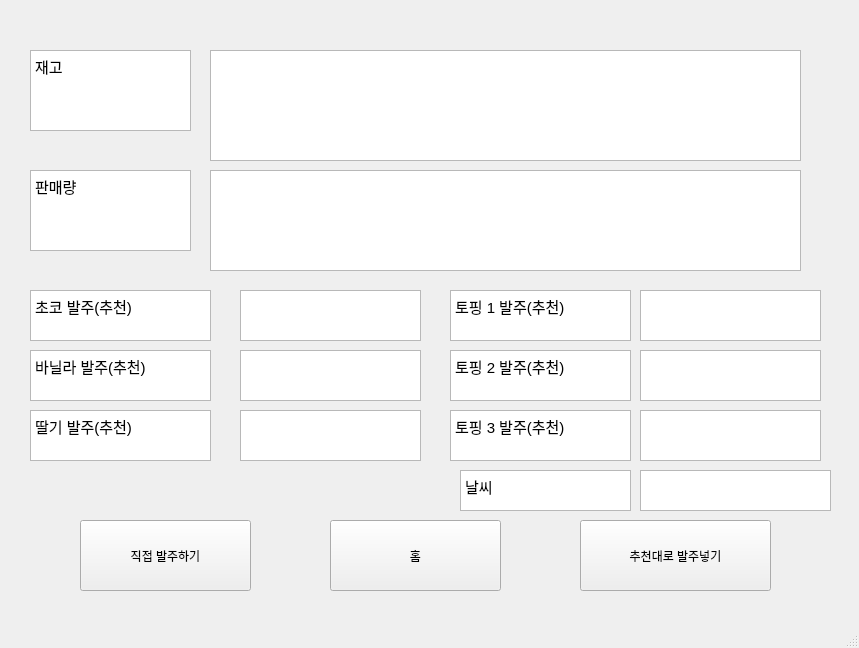
Above: ui/manager.ui from pJunghan/RobotArm before the change. Below: the same form after it.
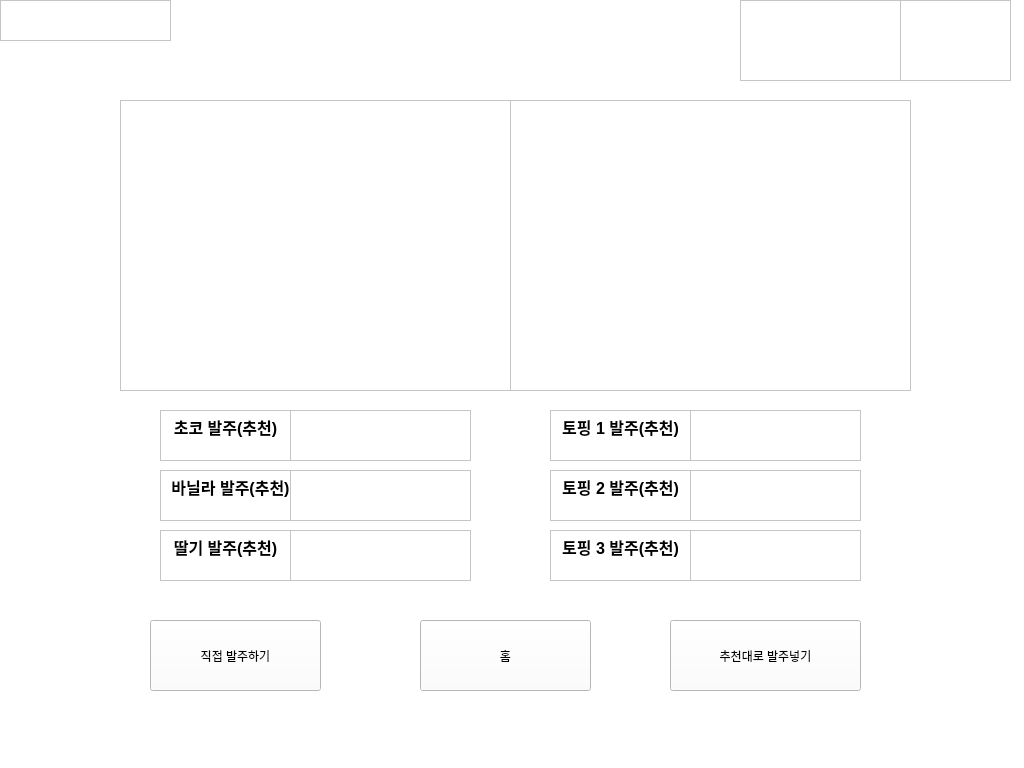
That is the form after the change.

Commit message: Updagted Manager UI

Patch:
```diff
--- a/ui/manager.ui
+++ b/ui/manager.ui
@@ -6,21 +6,24 @@
    <rect>
     <x>0</x>
     <y>0</y>
-    <width>859</width>
-    <height>648</height>
+    <width>1024</width>
+    <height>768</height>
    </rect>
   </property>
   <property name="windowTitle">
    <string>MainWindow</string>
   </property>
+  <property name="styleSheet">
+   <string notr="true">background-color: rgb(255, 255, 255);</string>
+  </property>
   <widget class="QWidget" name="centralwidget">
    <widget class="QTextBrowser" name="textBrowser_4">
     <property name="geometry">
      <rect>
-      <x>30</x>
-      <y>50</y>
+      <x>120</x>
+      <y>120</y>
       <width>161</width>
-      <height>81</height>
+      <height>111</height>
      </rect>
     </property>
     <property name="html">
@@ -35,10 +38,10 @@
    <widget class="QTextBrowser" name="textBrowser_5">
     <property name="geometry">
      <rect>
-      <x>30</x>
-      <y>170</y>
+      <x>120</x>
+      <y>240</y>
       <width>161</width>
-      <height>81</height>
+      <height>101</height>
      </rect>
     </property>
     <property name="html">
@@ -52,8 +55,8 @@
    <widget class="QPushButton" name="pushButton">
     <property name="geometry">
      <rect>
-      <x>580</x>
-      <y>520</y>
+      <x>670</x>
+      <y>620</y>
       <width>191</width>
       <height>71</height>
      </rect>
@@ -65,8 +68,8 @@
    <widget class="QPushButton" name="pushButton_2">
     <property name="geometry">
      <rect>
-      <x>330</x>
-      <y>520</y>
+      <x>420</x>
+      <y>620</y>
       <width>171</width>
       <height>71</height>
      </rect>
@@ -78,9 +81,9 @@
    <widget class="QTextBrowser" name="textBrowser_3">
     <property name="geometry">
      <rect>
-      <x>30</x>
-      <y>290</y>
-      <width>181</width>
+      <x>160</x>
+      <y>410</y>
+      <width>131</width>
       <height>51</height>
      </rect>
     </property>
@@ -89,15 +92,15 @@
 &lt;html&gt;&lt;head&gt;&lt;meta name=&quot;qrichtext&quot; content=&quot;1&quot; /&gt;&lt;style type=&quot;text/css&quot;&gt;
 p, li { white-space: pre-wrap; }
 &lt;/style&gt;&lt;/head&gt;&lt;body style=&quot; font-family:'Ubuntu'; font-size:11pt; font-weight:400; font-style:normal;&quot;&gt;
-&lt;p style=&quot; margin-top:0px; margin-bottom:0px; margin-left:0px; margin-right:0px; -qt-block-indent:0; text-indent:0px;&quot;&gt;초코 발주(추천)&lt;/p&gt;&lt;/body&gt;&lt;/html&gt;</string>
+&lt;p align=&quot;center&quot; style=&quot; margin-top:0px; margin-bottom:0px; margin-left:0px; margin-right:0px; -qt-block-indent:0; text-indent:0px;&quot;&gt;&lt;span style=&quot; font-size:12pt; font-weight:600;&quot;&gt;초코 발주(추천)&lt;/span&gt;&lt;/p&gt;&lt;/body&gt;&lt;/html&gt;</string>
     </property>
    </widget>
    <widget class="QTextBrowser" name="textBrowser_6">
     <property name="geometry">
      <rect>
-      <x>30</x>
-      <y>350</y>
-      <width>181</width>
+      <x>160</x>
+      <y>470</y>
+      <width>141</width>
       <height>51</height>
      </rect>
     </property>
@@ -106,15 +109,15 @@
 &lt;html&gt;&lt;head&gt;&lt;meta name=&quot;qrichtext&quot; content=&quot;1&quot; /&gt;&lt;style type=&quot;text/css&quot;&gt;
 p, li { white-space: pre-wrap; }
 &lt;/style&gt;&lt;/head&gt;&lt;body style=&quot; font-family:'Ubuntu'; font-size:11pt; font-weight:400; font-style:normal;&quot;&gt;
-&lt;p style=&quot; margin-top:0px; margin-bottom:0px; margin-left:0px; margin-right:0px; -qt-block-indent:0; text-indent:0px;&quot;&gt;바닐라 발주(추천)&lt;/p&gt;&lt;/body&gt;&lt;/html&gt;</string>
+&lt;p align=&quot;center&quot; style=&quot; margin-top:0px; margin-bottom:0px; margin-left:0px; margin-right:0px; -qt-block-indent:0; text-indent:0px;&quot;&gt;&lt;span style=&quot; font-size:12pt; font-weight:600;&quot;&gt;바닐라 발주(추천)&lt;/span&gt;&lt;/p&gt;&lt;/body&gt;&lt;/html&gt;</string>
     </property>
    </widget>
    <widget class="QTextBrowser" name="textBrowser_7">
     <property name="geometry">
      <rect>
-      <x>30</x>
-      <y>410</y>
-      <width>181</width>
+      <x>160</x>
+      <y>530</y>
+      <width>131</width>
       <height>51</height>
      </rect>
     </property>
@@ -123,14 +126,14 @@
 &lt;html&gt;&lt;head&gt;&lt;meta name=&quot;qrichtext&quot; content=&quot;1&quot; /&gt;&lt;style type=&quot;text/css&quot;&gt;
 p, li { white-space: pre-wrap; }
 &lt;/style&gt;&lt;/head&gt;&lt;body style=&quot; font-family:'Ubuntu'; font-size:11pt; font-weight:400; font-style:normal;&quot;&gt;
-&lt;p style=&quot; margin-top:0px; margin-bottom:0px; margin-left:0px; margin-right:0px; -qt-block-indent:0; text-indent:0px;&quot;&gt;딸기 발주(추천)&lt;/p&gt;&lt;/body&gt;&lt;/html&gt;</string>
+&lt;p align=&quot;center&quot; style=&quot; margin-top:0px; margin-bottom:0px; margin-left:0px; margin-right:0px; -qt-block-indent:0; text-indent:0px;&quot;&gt;&lt;span style=&quot; font-size:12pt; font-weight:600;&quot;&gt;딸기 발주(추천)&lt;/span&gt;&lt;/p&gt;&lt;/body&gt;&lt;/html&gt;</string>
     </property>
    </widget>
    <widget class="QTextBrowser" name="ChocoOrder">
     <property name="geometry">
      <rect>
-      <x>240</x>
-      <y>290</y>
+      <x>290</x>
+      <y>410</y>
       <width>181</width>
       <height>51</height>
      </rect>
@@ -139,8 +142,8 @@
    <widget class="QTextBrowser" name="VanilaOrder">
     <property name="geometry">
      <rect>
-      <x>240</x>
-      <y>350</y>
+      <x>290</x>
+      <y>470</y>
       <width>181</width>
       <height>51</height>
      </rect>
@@ -149,8 +152,8 @@
    <widget class="QTextBrowser" name="StrawberryOrder">
     <property name="geometry">
      <rect>
-      <x>240</x>
-      <y>410</y>
+      <x>290</x>
+      <y>530</y>
       <width>181</width>
       <height>51</height>
      </rect>
@@ -159,9 +162,9 @@
    <widget class="QTextBrowser" name="textBrowser_11">
     <property name="geometry">
      <rect>
-      <x>450</x>
-      <y>290</y>
-      <width>181</width>
+      <x>550</x>
+      <y>410</y>
+      <width>141</width>
       <height>51</height>
      </rect>
     </property>
@@ -170,15 +173,15 @@
 &lt;html&gt;&lt;head&gt;&lt;meta name=&quot;qrichtext&quot; content=&quot;1&quot; /&gt;&lt;style type=&quot;text/css&quot;&gt;
 p, li { white-space: pre-wrap; }
 &lt;/style&gt;&lt;/head&gt;&lt;body style=&quot; font-family:'Ubuntu'; font-size:11pt; font-weight:400; font-style:normal;&quot;&gt;
-&lt;p style=&quot; margin-top:0px; margin-bottom:0px; margin-left:0px; margin-right:0px; -qt-block-indent:0; text-indent:0px;&quot;&gt;토핑 1 발주(추천)&lt;/p&gt;&lt;/body&gt;&lt;/html&gt;</string>
+&lt;p align=&quot;center&quot; style=&quot; margin-top:0px; margin-bottom:0px; margin-left:0px; margin-right:0px; -qt-block-indent:0; text-indent:0px;&quot;&gt;&lt;span style=&quot; font-size:12pt; font-weight:600;&quot;&gt;토핑 1 발주(추천)&lt;/span&gt;&lt;/p&gt;&lt;/body&gt;&lt;/html&gt;</string>
     </property>
    </widget>
    <widget class="QTextBrowser" name="textBrowser_12">
     <property name="geometry">
      <rect>
-      <x>450</x>
-      <y>350</y>
-      <width>181</width>
+      <x>550</x>
+      <y>470</y>
+      <width>141</width>
       <height>51</height>
      </rect>
     </property>
@@ -187,15 +190,15 @@
 &lt;html&gt;&lt;head&gt;&lt;meta name=&quot;qrichtext&quot; content=&quot;1&quot; /&gt;&lt;style type=&quot;text/css&quot;&gt;
 p, li { white-space: pre-wrap; }
 &lt;/style&gt;&lt;/head&gt;&lt;body style=&quot; font-family:'Ubuntu'; font-size:11pt; font-weight:400; font-style:normal;&quot;&gt;
-&lt;p style=&quot; margin-top:0px; margin-bottom:0px; margin-left:0px; margin-right:0px; -qt-block-indent:0; text-indent:0px;&quot;&gt;토핑 2 발주(추천)&lt;/p&gt;&lt;/body&gt;&lt;/html&gt;</string>
+&lt;p align=&quot;center&quot; style=&quot; margin-top:0px; margin-bottom:0px; margin-left:0px; margin-right:0px; -qt-block-indent:0; text-indent:0px;&quot;&gt;&lt;span style=&quot; font-size:12pt; font-weight:600;&quot;&gt;토핑 2 발주(추천)&lt;/span&gt;&lt;/p&gt;&lt;/body&gt;&lt;/html&gt;</string>
     </property>
    </widget>
    <widget class="QTextBrowser" name="textBrowser_13">
     <property name="geometry">
      <rect>
-      <x>450</x>
-      <y>410</y>
-      <width>181</width>
+      <x>550</x>
+      <y>530</y>
+      <width>141</width>
       <height>51</height>
      </rect>
     </property>
@@ -204,15 +207,15 @@
 &lt;html&gt;&lt;head&gt;&lt;meta name=&quot;qrichtext&quot; content=&quot;1&quot; /&gt;&lt;style type=&quot;text/css&quot;&gt;
 p, li { white-space: pre-wrap; }
 &lt;/style&gt;&lt;/head&gt;&lt;body style=&quot; font-family:'Ubuntu'; font-size:11pt; font-weight:400; font-style:normal;&quot;&gt;
-&lt;p style=&quot; margin-top:0px; margin-bottom:0px; margin-left:0px; margin-right:0px; -qt-block-indent:0; text-indent:0px;&quot;&gt;토핑 3 발주(추천)&lt;/p&gt;&lt;/body&gt;&lt;/html&gt;</string>
+&lt;p align=&quot;center&quot; style=&quot; margin-top:0px; margin-bottom:0px; margin-left:0px; margin-right:0px; -qt-block-indent:0; text-indent:0px;&quot;&gt;&lt;span style=&quot; font-size:12pt; font-weight:600;&quot;&gt;토핑 3 발주(추천)&lt;/span&gt;&lt;/p&gt;&lt;/body&gt;&lt;/html&gt;</string>
     </property>
    </widget>
    <widget class="QTextBrowser" name="Topping1Order">
     <property name="geometry">
      <rect>
-      <x>640</x>
-      <y>290</y>
-      <width>181</width>
+      <x>690</x>
+      <y>410</y>
+      <width>171</width>
       <height>51</height>
      </rect>
     </property>
@@ -220,9 +223,9 @@
    <widget class="QTextBrowser" name="Topping2Order">
     <property name="geometry">
      <rect>
-      <x>640</x>
-      <y>350</y>
-      <width>181</width>
+      <x>690</x>
+      <y>470</y>
+      <width>171</width>
       <height>51</height>
      </rect>
     </property>
@@ -230,9 +233,9 @@
    <widget class="QTextBrowser" name="Topping3Order">
     <property name="geometry">
      <rect>
-      <x>640</x>
-      <y>410</y>
-      <width>181</width>
+      <x>690</x>
+      <y>530</y>
+      <width>171</width>
       <height>51</height>
      </rect>
     </property>
@@ -240,8 +243,8 @@
    <widget class="QListView" name="listView">
     <property name="geometry">
      <rect>
-      <x>210</x>
-      <y>50</y>
+      <x>300</x>
+      <y>120</y>
       <width>591</width>
       <height>111</height>
      </rect>
@@ -250,8 +253,8 @@
    <widget class="QListView" name="listView_2">
     <property name="geometry">
      <rect>
-      <x>210</x>
-      <y>170</y>
+      <x>300</x>
+      <y>240</y>
       <width>591</width>
       <height>101</height>
      </rect>
@@ -260,42 +263,48 @@
    <widget class="QTextBrowser" name="textBrowser">
     <property name="geometry">
      <rect>
-      <x>460</x>
-      <y>470</y>
+      <x>0</x>
+      <y>0</y>
       <width>171</width>
       <height>41</height>
      </rect>
     </property>
+    <property name="sizeAdjustPolicy">
+     <enum>QAbstractScrollArea::AdjustToContents</enum>
+    </property>
     <property name="html">
      <string>&lt;!DOCTYPE HTML PUBLIC &quot;-//W3C//DTD HTML 4.0//EN&quot; &quot;http://www.w3.org/TR/REC-html40/strict.dtd&quot;&gt;
 &lt;html&gt;&lt;head&gt;&lt;meta name=&quot;qrichtext&quot; content=&quot;1&quot; /&gt;&lt;style type=&quot;text/css&quot;&gt;
 p, li { white-space: pre-wrap; }
 &lt;/style&gt;&lt;/head&gt;&lt;body style=&quot; font-family:'Ubuntu'; font-size:11pt; font-weight:400; font-style:normal;&quot;&gt;
-&lt;p style=&quot; margin-top:0px; margin-bottom:0px; margin-left:0px; margin-right:0px; -qt-block-indent:0; text-indent:0px;&quot;&gt;날씨&lt;/p&gt;&lt;/body&gt;&lt;/html&gt;</string>
+&lt;p align=&quot;center&quot; style=&quot;-qt-paragraph-type:empty; margin-top:0px; margin-bottom:0px; margin-left:0px; margin-right:0px; -qt-block-indent:0; text-indent:0px;&quot;&gt;&lt;br /&gt;&lt;/p&gt;&lt;/body&gt;&lt;/html&gt;</string>
     </property>
    </widget>
    <widget class="QTextBrowser" name="textBrowser_2">
     <property name="geometry">
      <rect>
-      <x>640</x>
-      <y>470</y>
-      <width>191</width>
-      <height>41</height>
+      <x>740</x>
+      <y>0</y>
+      <width>171</width>
+      <height>81</height>
      </rect>
     </property>
+    <property name="sizeAdjustPolicy">
+     <enum>QAbstractScrollArea::AdjustToContents</enum>
+    </property>
     <property name="html">
      <string>&lt;!DOCTYPE HTML PUBLIC &quot;-//W3C//DTD HTML 4.0//EN&quot; &quot;http://www.w3.org/TR/REC-html40/strict.dtd&quot;&gt;
 &lt;html&gt;&lt;head&gt;&lt;meta name=&quot;qrichtext&quot; content=&quot;1&quot; /&gt;&lt;style type=&quot;text/css&quot;&gt;
 p, li { white-space: pre-wrap; }
 &lt;/style&gt;&lt;/head&gt;&lt;body style=&quot; font-family:'Ubuntu'; font-size:11pt; font-weight:400; font-style:normal;&quot;&gt;
-&lt;p style=&quot;-qt-paragraph-type:empty; margin-top:0px; margin-bottom:0px; margin-left:0px; margin-right:0px; -qt-block-indent:0; text-indent:0px;&quot;&gt;&lt;br /&gt;&lt;/p&gt;&lt;/body&gt;&lt;/html&gt;</string>
+&lt;p align=&quot;center&quot; style=&quot;-qt-paragraph-type:empty; margin-top:0px; margin-bottom:0px; margin-left:0px; margin-right:0px; -qt-block-indent:0; text-indent:0px;&quot;&gt;&lt;br /&gt;&lt;/p&gt;&lt;/body&gt;&lt;/html&gt;</string>
     </property>
    </widget>
    <widget class="QPushButton" name="pushButton_3">
     <property name="geometry">
      <rect>
-      <x>80</x>
-      <y>520</y>
+      <x>150</x>
+      <y>620</y>
       <width>171</width>
       <height>71</height>
      </rect>
@@ -304,6 +313,45 @@
      <string>직접 발주하기</string>
     </property>
    </widget>
+   <widget class="QGraphicsView" name="graphicsView">
+    <property name="geometry">
+     <rect>
+      <x>900</x>
+      <y>0</y>
+      <width>111</width>
+      <height>81</height>
+     </rect>
+    </property>
+    <property name="verticalScrollBarPolicy">
+     <enum>Qt::ScrollBarAlwaysOff</enum>
+    </property>
+    <property name="horizontalScrollBarPolicy">
+     <enum>Qt::ScrollBarAlwaysOff</enum>
+    </property>
+    <property name="sizeAdjustPolicy">
+     <enum>QAbstractScrollArea::AdjustToContents</enum>
+    </property>
+   </widget>
+   <widget class="QGraphicsView" name="graphicsView_status">
+    <property name="geometry">
+     <rect>
+      <x>120</x>
+      <y>100</y>
+      <width>391</width>
+      <height>291</height>
+     </rect>
+    </property>
+   </widget>
+   <widget class="QGraphicsView" name="graphicsView_sales">
+    <property name="geometry">
+     <rect>
+      <x>510</x>
+      <y>100</y>
+      <width>401</width>
+      <height>291</height>
+     </rect>
+    </property>
+   </widget>
   </widget>
   <widget class="QMenuBar" name="menubar">
    <property name="geometry">
```
Left out of the diff: 2 changed lines with no effect on the pictures. The commit also changes 5 other files.
